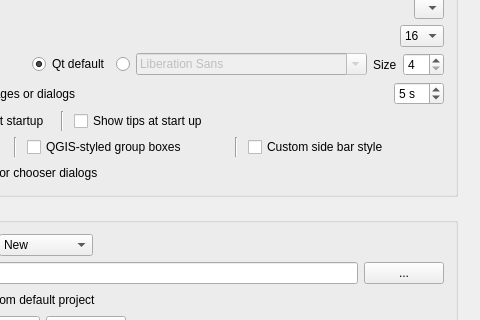
qgis/QGIS, file src/ui/qgsoptionsbase.ui: the form before one commit; both pictures show x 321 to 801 and y 84 to 404 of the 801 by 636 pixel window.
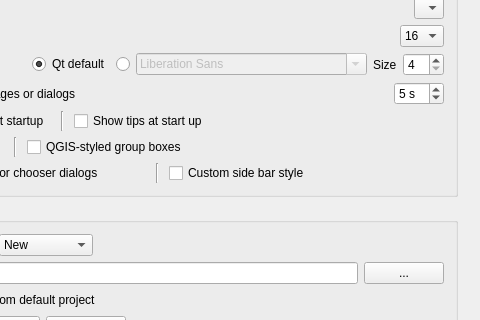
The form after the commit. The open tabs and pages were chosen to show the change. Icons and pictures are not drawn. Custom widgets are drawn as their Qt base class.

Commit message: rearrange radiobuttons to avoid horizontal scrolling

Patch:
```diff
--- a/src/ui/qgsoptionsbase.ui
+++ b/src/ui/qgsoptionsbase.ui
@@ -268,8 +268,8 @@
                <rect>
                 <x>0</x>
                 <y>0</y>
-                <width>664</width>
-                <height>606</height>
+                <width>627</width>
+                <height>586</height>
                </rect>
               </property>
               <layout class="QVBoxLayout" name="verticalLayout_28">
@@ -594,26 +594,6 @@
                       </property>
                      </widget>
                     </item>
-                    <item>
-                     <widget class="Line" name="line_5">
-                      <property name="minimumSize">
-                       <size>
-                        <width>12</width>
-                        <height>0</height>
-                       </size>
-                      </property>
-                      <property name="orientation">
-                       <enum>Qt::Vertical</enum>
-                      </property>
-                     </widget>
-                    </item>
-                    <item>
-                     <widget class="QCheckBox" name="mCustomSideBarSide">
-                      <property name="text">
-                       <string>Custom side bar style</string>
-                      </property>
-                     </widget>
-                    </item>
                    </layout>
                   </item>
                   <item>
@@ -625,6 +605,26 @@
                       </property>
                      </widget>
                     </item>
+                    <item>
+                     <widget class="Line" name="line_5">
+                      <property name="minimumSize">
+                       <size>
+                        <width>12</width>
+                        <height>0</height>
+                       </size>
+                      </property>
+                      <property name="orientation">
+                       <enum>Qt::Vertical</enum>
+                      </property>
+                     </widget>
+                    </item>
+                    <item>
+                     <widget class="QCheckBox" name="mCustomSideBarSide">
+                      <property name="text">
+                       <string>Custom side bar style</string>
+                      </property>
+                     </widget>
+                    </item>
                    </layout>
                   </item>
                  </layout>
```
Left out of the diff: 50 changed lines with no effect on the pictures.
